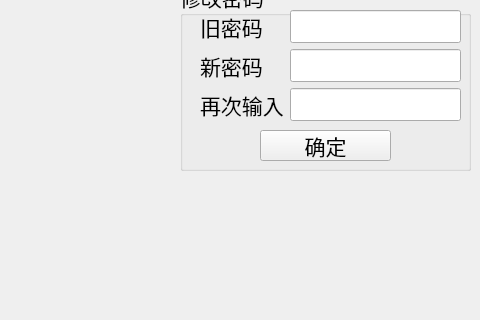
Before: the Qt Designer form ui/Ui_Operator.ui in limelisest/pyqt5-guide, drawn with Qt 5; both pictures show x 320 to 800 and y 160 to 480 of the 800 by 480 pixel window.
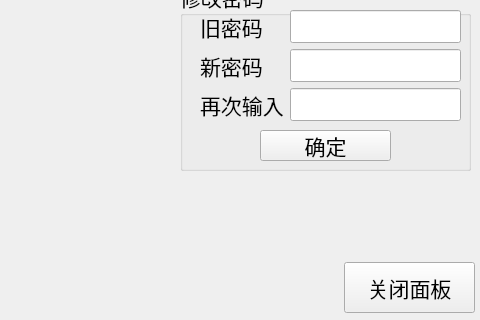
After: the same form once the commit is applied.

Commit message: 管理员面板实现了登入验证

Patch:
```diff
--- a/ui/Ui_Operator.ui
+++ b/ui/Ui_Operator.ui
@@ -195,6 +195,19 @@
     </property>
    </widget>
   </widget>
+  <widget class="QPushButton" name="button_close">
+   <property name="geometry">
+    <rect>
+     <x>664</x>
+     <y>422</y>
+     <width>131</width>
+     <height>51</height>
+    </rect>
+   </property>
+   <property name="text">
+    <string>关闭面板</string>
+   </property>
+  </widget>
  </widget>
  <resources/>
  <connections/>
```
The commit also changes 7 other files.
